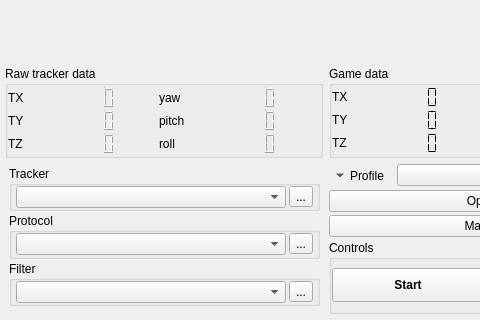
Above: gui/main.ui from opentrack/opentrack before the change; both pictures show x 0 to 480 and y 178 to 498 of the 652 by 498 pixel window. Below: the same form after it.
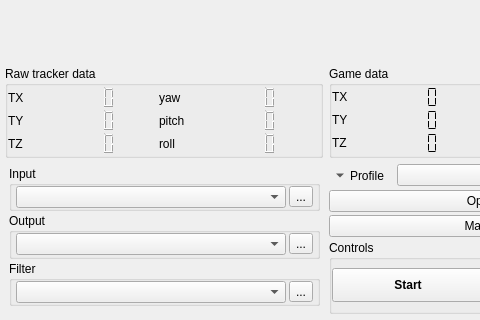
That is the form after the change. Icons and pictures are not drawn. Custom widgets are drawn as their Qt base class.

Commit message:
gui/main: rename tracker->input, protocol->output
Discussed-with: @MathijsG, @Len62
Closes #371

```diff
--- a/gui/main.ui
+++ b/gui/main.ui
@@ -1132,7 +1132,7 @@
              <item>
               <widget class="QGroupBox" name="groupTrackerSource">
                <property name="title">
-                <string>Tracker</string>
+                <string>Input</string>
                </property>
                <layout class="QGridLayout" name="gridLayout">
                 <property name="leftMargin">
@@ -1188,7 +1188,7 @@
              <item>
               <widget class="QGroupBox" name="groupGameProtocol">
                <property name="title">
-                <string>Protocol</string>
+                <string>Output</string>
                </property>
                <layout class="QGridLayout" name="gridLayout_4">
                 <property name="leftMargin">
```
